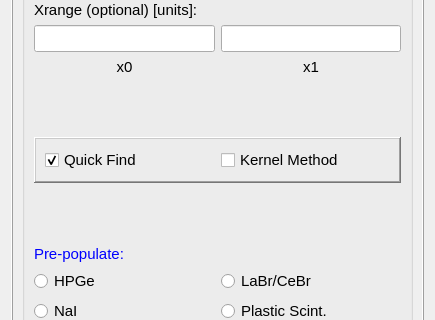
First picture: the form in nasagamma/win_peak_find.ui, repository mauricioAyllon/NASA-gamma, before the edit; both pictures show x 0 to 435 and y 212 to 532 of the 435 by 657 pixel window.
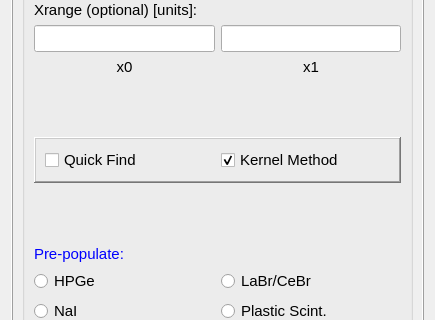
Second picture: the form after the edit.

Commit message: Made kernel method the default

Patch:
```diff
--- a/nasagamma/win_peak_find.ui
+++ b/nasagamma/win_peak_find.ui
@@ -401,7 +401,7 @@
                  <string>Quick Find</string>
                 </property>
                 <property name="checked">
-                 <bool>true</bool>
+                 <bool>false</bool>
                 </property>
                 <property name="autoExclusive">
                  <bool>true</bool>
@@ -420,6 +420,9 @@
                 <property name="text">
                  <string>Kernel Method</string>
                 </property>
+                <property name="checked">
+                 <bool>true</bool>
+                </property>
                 <property name="autoExclusive">
                  <bool>true</bool>
                 </property>
```
